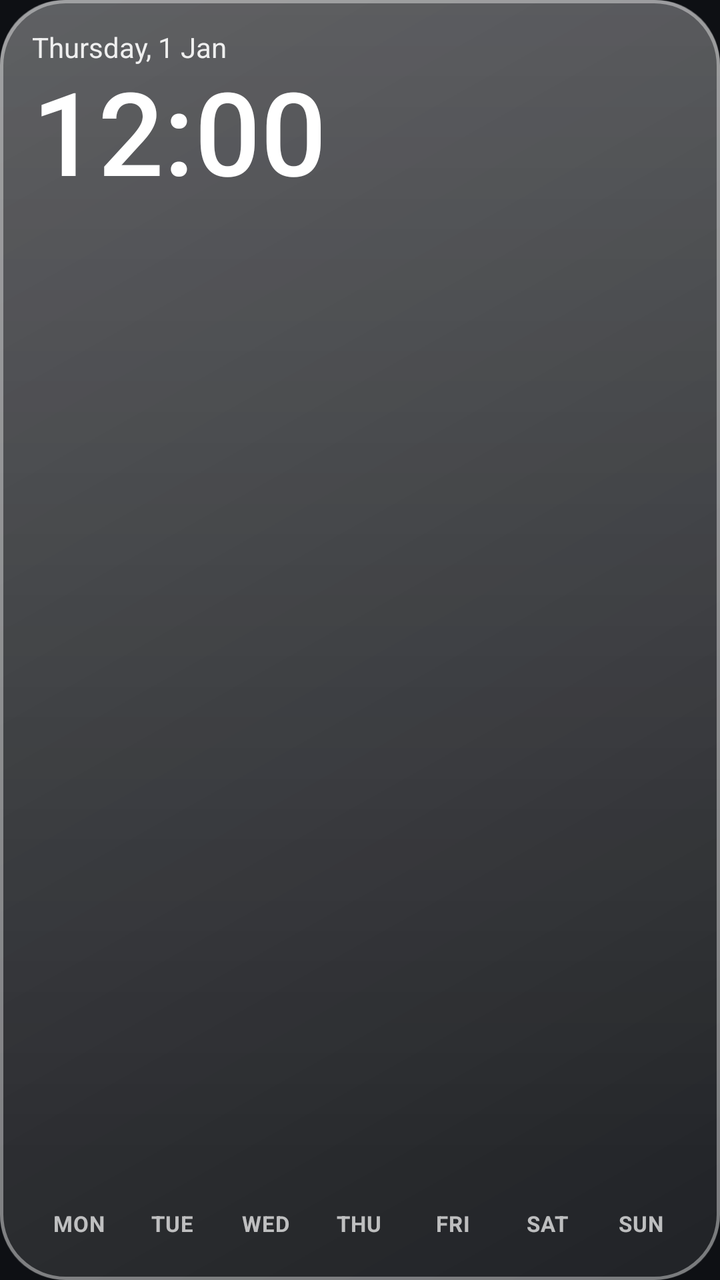
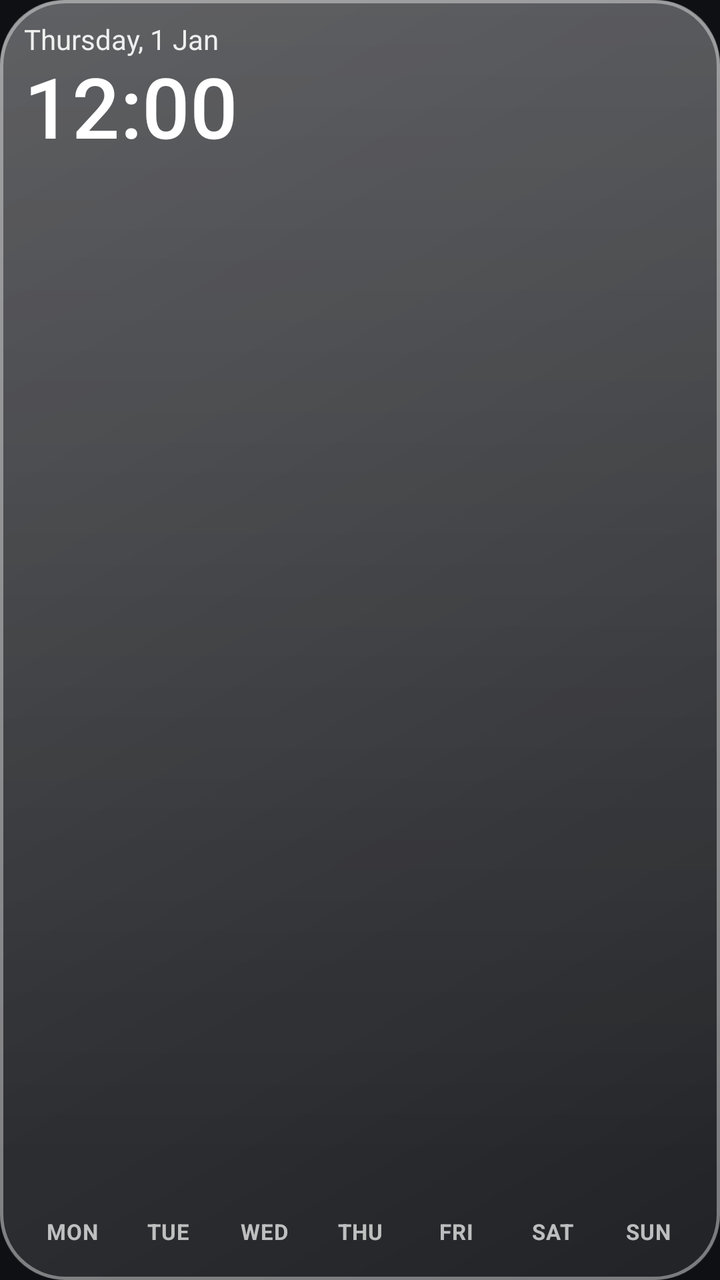

Screens rendered from an Android XML layout before and after an edit, with the pre-edit source and the edit as a unified diff.
<!-- AndroidManifest.xml: application theme Theme.GlassWidgets -->
<!-- res/layout/widget_glass_digital_clock.xml -->
<?xml version="1.0" encoding="utf-8"?>
<FrameLayout xmlns:android="http://schemas.android.com/apk/res/android"
    android:id="@+id/widget_root"
    android:layout_width="match_parent"
    android:layout_height="match_parent"
    android:background="@drawable/glass_bg"
    android:padding="16dp">

    <LinearLayout
        android:layout_width="match_parent"
        android:layout_height="match_parent"
        android:orientation="vertical">

        
        <TextClock
            android:layout_width="wrap_content"
            android:layout_height="wrap_content"
            android:format12Hour="EEEE, d MMM"
            android:format24Hour="EEEE, d MMM"
            android:includeFontPadding="false"
            android:textColor="#E6FFFFFF"
            android:textSize="14sp" />

        
        <TextClock
            android:layout_width="wrap_content"
            android:layout_height="wrap_content"
            android:layout_marginTop="2dp"
            android:fontFamily="sans-serif-medium"
            android:format12Hour="h:mm"
            android:format24Hour="HH:mm"
            android:includeFontPadding="false"
            android:textColor="#FFFFFFFF"
            android:textSize="58sp" />

        
        <FrameLayout
            android:layout_width="match_parent"
            android:layout_height="0dp"
            android:layout_weight="1" />

        
        <LinearLayout
            android:layout_width="match_parent"
            android:layout_height="wrap_content"
            android:orientation="horizontal"
            android:weightSum="7">

            <TextView
                android:id="@+id/day_0"
                style="@style/GlassDay"
                android:text="MON" />

            <TextView
                android:id="@+id/day_1"
                style="@style/GlassDay"
                android:text="TUE" />

            <TextView
                android:id="@+id/day_2"
                style="@style/GlassDay"
                android:text="WED" />

            <TextView
                android:id="@+id/day_3"
                style="@style/GlassDay"
                android:text="THU" />

            <TextView
                android:id="@+id/day_4"
                style="@style/GlassDay"
                android:text="FRI" />

            <TextView
                android:id="@+id/day_5"
                style="@style/GlassDay"
                android:text="SAT" />

            <TextView
                android:id="@+id/day_6"
                style="@style/GlassDay"
                android:text="SUN" />

        </LinearLayout>

    </LinearLayout>

</FrameLayout>
<!-- resources referenced by this layout -->
<resources>
  <!-- drawable glass_bg (drawable) -->
  <?xml version="1.0" encoding="utf-8"?>
  <layer-list xmlns:android="http://schemas.android.com/apk/res/android">
  
      
      <item>
          <shape android:shape="rectangle">
              <gradient
                  android:angle="315"
                  android:endColor="#14FFFFFF"
                  android:startColor="#38FFFFFF"
                  android:type="linear" />
              <corners android:radius="32dp" />
          </shape>
      </item>
  
      
      <item android:bottom="60dp">
          <shape android:shape="rectangle">
              <gradient
                  android:angle="270"
                  android:endColor="#00FFFFFF"
                  android:startColor="#26FFFFFF"
                  android:type="linear" />
              <corners
                  android:topLeftRadius="32dp"
                  android:topRightRadius="32dp" />
          </shape>
      </item>
  
      
      <item>
          <shape android:shape="rectangle">
              <stroke
                  android:width="1.5dp"
                  android:color="#66FFFFFF" />
              <corners android:radius="32dp" />
          </shape>
      </item>
  
  </layer-list>
  <style name="GlassDay">
          <item name="android:layout_width">0dp</item>
          <item name="android:layout_height">wrap_content</item>
          <item name="android:layout_weight">1</item>
          <item name="android:layout_marginStart">1dp</item>
          <item name="android:layout_marginEnd">1dp</item>
          <item name="android:gravity">center</item>
          <item name="android:paddingTop">5dp</item>
          <item name="android:paddingBottom">5dp</item>
          <item name="android:maxLines">1</item>
          <item name="android:textColor">#B3FFFFFF</item>
          <item name="android:textSize">11sp</item>
          <item name="android:textStyle">bold</item>
          <item name="android:letterSpacing">0.04</item>
      </style>
  <style name="Theme.GlassWidgets" parent="Theme.Material3.Dark.NoActionBar">
          <item name="colorPrimary">@color/accent</item>
          <item name="colorOnPrimary">@color/on_accent</item>
          <item name="colorSecondaryContainer">@color/accent_container</item>
          <item name="colorOnSecondaryContainer">@color/text_primary</item>
          <item name="android:windowBackground">@color/app_bg</item>
          <item name="android:statusBarColor">@color/app_bg</item>
          <item name="android:navigationBarColor">@color/app_bg</item>
      </style>
  <color name="accent">#4FD0E0</color>
  <color name="on_accent">#06191D</color>
  <color name="accent_container">#17414A</color>
  <color name="text_primary">#EAF2F5</color>
  <color name="app_bg">#0E1014</color>
</resources>

<!-- the commit's change to res/layout/widget_glass_digital_clock.xml (unified diff, before → after) -->
@@ -4,7 +4,7 @@
     android:layout_width="match_parent"
     android:layout_height="match_parent"
     android:background="@drawable/glass_bg"
-    android:padding="16dp">
+    android:padding="12dp">
 
     <LinearLayout
         android:layout_width="match_parent"
@@ -31,7 +31,7 @@
             android:format24Hour="HH:mm"
             android:includeFontPadding="false"
             android:textColor="#FFFFFFFF"
-            android:textSize="58sp" />
+            android:textSize="42sp" />
 
         
         <FrameLayout
